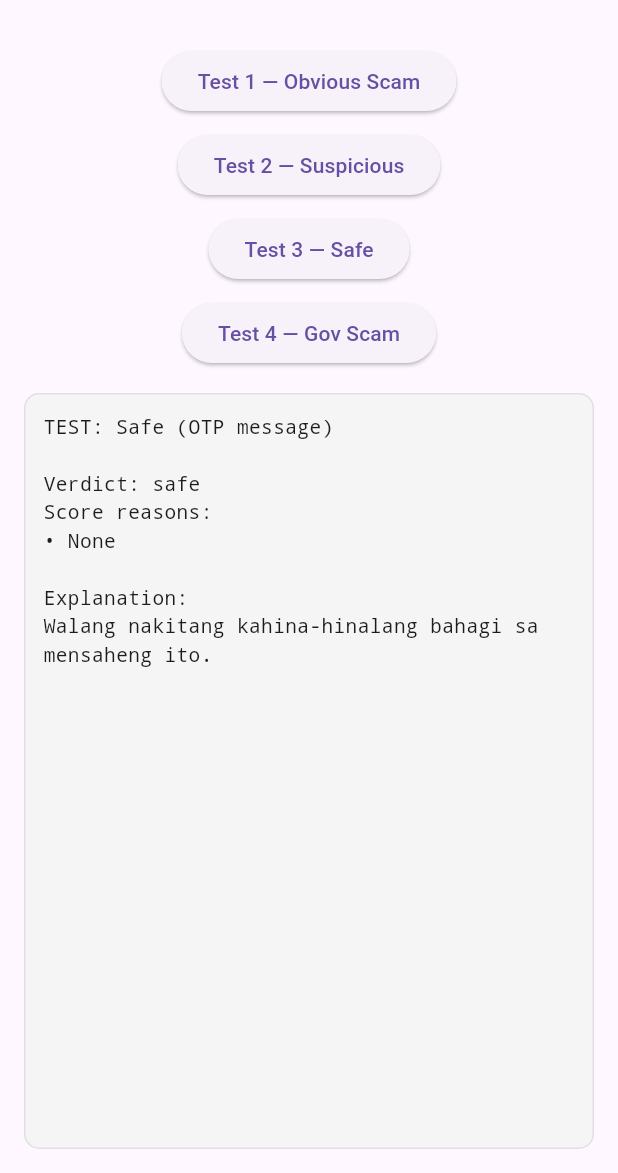
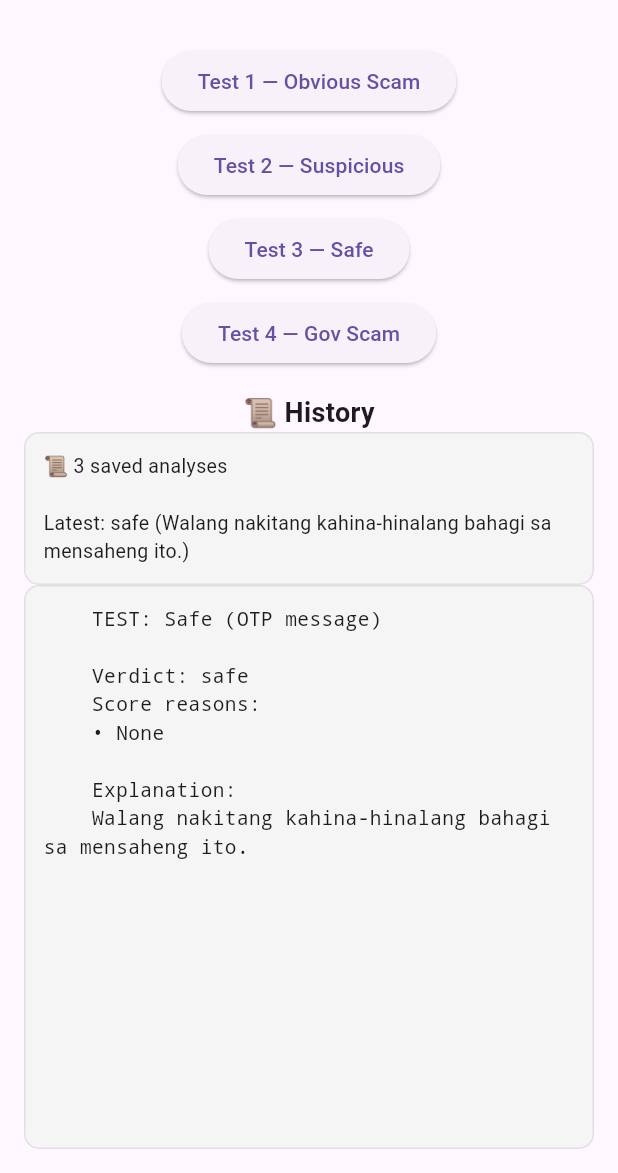
Before and after one commit to Dyestrm/SiyasatPH, a Flutter app: the screen it shows after launch, after a tap on "Test 1 — Obvious Scam", after a tap on "Test 2 — Suspicious", after a tap on "Test 3 — Safe", on a phone screen of 412 x 824 dp, the part 63-1236 px from its top. Run offline on Flutter 3.47's test engine with Material 3 defaults, Android fonts, the phone set to English and light mode, and no system bars; our stand-ins replace firebase_core; accounts and stored records are empty.

Commit message:
test: integrate history tracking into TestScreen
- Connects RulesEngine analysis results to HistoryRepository after each test run.
- Automatically saves results and loads history on screen initialization.
- (125-136): Adds a history UI to visualize how it works.

```diff
--- a/lib/main.dart
+++ b/lib/main.dart
@@ -1,5 +1,7 @@
 import 'package:flutter/material.dart';
 import 'engine/rules_engine.dart';
+import 'repository/history_repository.dart';
+import 'models/history_entry.dart';
 
 void main() async {
   WidgetsFlutterBinding.ensureInitialized();
@@ -27,9 +29,24 @@ class _TestScreenState extends State<TestScreen> {
   	String _result = 'Press a button to test';
   	final _engine = RulesEngine();
 
+	String _historyText = 'Loading history...';
+	List<HistoryEntry> _historyEntries = [];
+
+	@override
+	void initState() {
+		super.initState();
+		_loadHistory();           // automatically loads history when screen opens
+	}
+
 	Future<void> _test(String message, String label) async {
 		setState(() => _result = 'Analyzing...');
 		final verdict = await _engine.analyze(message, '09171234567');
+
+		/* ----History Tracking test---- */
+		await HistoryRepository().saveAnalysis(message, verdict);
+		await HistoryRepository().displayHistory();
+		await _loadHistory();
+
 		setState(() {
 		_result = '''
 				TEST: $label
@@ -42,6 +59,23 @@ Explanation:
 				${verdict.explanation}
 			''';
 		});
+	}
+
+	/* ----History Tracking Test---- */
+	Future<void> _loadHistory() async {
+		try {
+		final entries = await HistoryRepository().getAll();
+		setState(() {
+			_historyEntries = entries;
+			_historyText = entries.isEmpty
+				? 'No analysis history yet.'
+				: '📜 ${entries.length} saved analyses\n\n'
+					'Latest: ${entries.first.result.level.name} '
+					'(${entries.first.result.explanation})';
+		});
+		} catch (e) {
+		setState(() => _historyText = 'Error loading history: $e');
+		}
 	}
 
 	@override
@@ -88,6 +122,18 @@ ${verdict.explanation}
 				child: const Text('Test 4 — Gov Scam'),
 				),
 				const SizedBox(height: 16),
+				// Analysis History
+				const Text('📜 History', style: TextStyle(fontSize: 18, fontWeight: FontWeight.bold)),
+				Container(
+				width: double.infinity,
+				padding: const EdgeInsets.all(12),
+				decoration: BoxDecoration(
+					color: Colors.grey[100],
+					borderRadius: BorderRadius.circular(10),
+					border: Border.all(color: Colors.grey[300]!),
+				),
+				child: Text(_historyText, style: const TextStyle(fontSize: 13)),
+				),
 				// Result display
 				Expanded(
 				child: Container(
```
Lines whose indentation alone changed are shown as unchanged.
